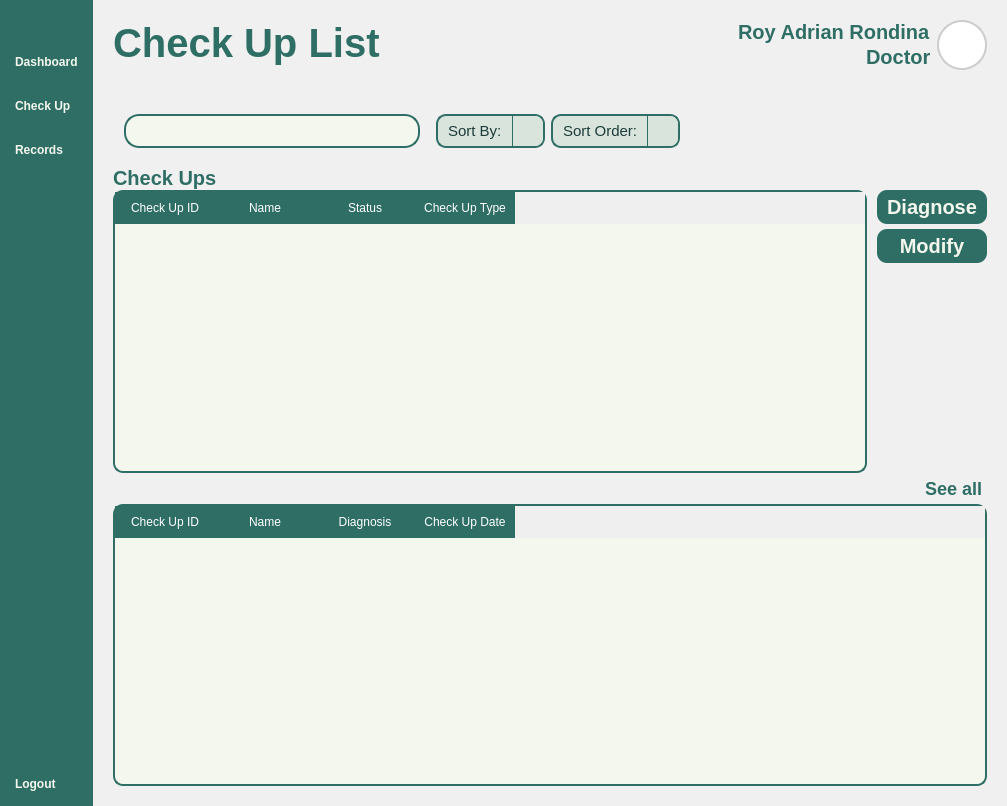
First picture: the form in Views/Doctor_Records.ui, repository VinsmokeSanji69/COVACHA_CLINIC_SYSTEM, before the edit.
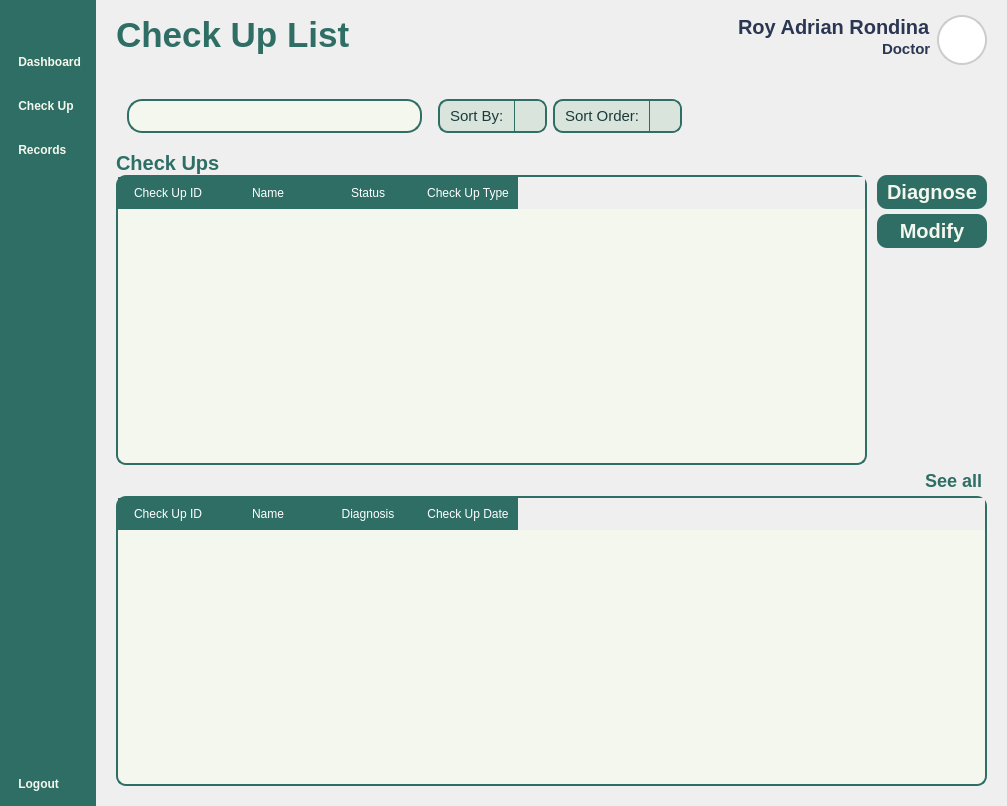
Second picture: the form after the edit. Icons and pictures are not drawn.

The edit to the form file:
```diff
--- a/Views/Doctor_Records.ui
+++ b/Views/Doctor_Records.ui
@@ -127,7 +127,7 @@
         <item>
          <widget class="QPushButton" name="DashboardButton">
           <property name="text">
-           <string>Dashboard</string>
+           <string> Dashboard</string>
           </property>
           <property name="icon">
            <iconset resource="../Images/resources.qrc">
@@ -150,7 +150,7 @@
 </string>
           </property>
           <property name="text">
-           <string>Check Up</string>
+           <string> Check Up</string>
           </property>
           <property name="icon">
            <iconset resource="../Images/resources.qrc">
@@ -170,7 +170,7 @@
            <string notr="true"/>
           </property>
           <property name="text">
-           <string>Records</string>
+           <string> Records</string>
           </property>
           <property name="icon">
            <iconset resource="../Images/resources.qrc">
@@ -210,7 +210,7 @@
         <item>
          <widget class="QPushButton" name="pushButton_4">
           <property name="text">
-           <string>Logout</string>
+           <string> Logout</string>
           </property>
           <property name="icon">
            <iconset resource="../Images/resources.qrc">
@@ -238,15 +238,12 @@
       </sizepolicy>
      </property>
      <property name="styleSheet">
-      <string notr="true">#MainBodyContainer {
-	background-color: #f0f0f0;
-}
-
-#Header {
-	padding: 20px 20px;
+      <string notr="true">#Header {
+	padding: 10px 20px;
+padding-top: 15px;
 }
 QLabel {
-    padding: 0px;
+    padding: 0px; 
 }
 #UserType {
 	font: 300 10pt &quot;Lexend Light&quot;;
@@ -255,19 +252,17 @@
 }
 #UserName {
 	font: 600 10pt &quot;Lexend SemiBold&quot;;
-	font-size: 25px;
+	font-size: 20px;
 	color: #2B3752;
 }
 #InterfaceTitle{
-	font-size: 40px;
+	font-size: 35px;
 }
 QGraphicsView {
-    border: 2px solid #ccc;
+    border: 2px solid #ccc; 
     border-radius: 25px;
-    background: white;
+    background: white; 
 }
-
-
 </string>
      </property>
      <property name="frameShape">
@@ -334,7 +329,7 @@
               <number>0</number>
              </property>
              <item alignment="Qt::AlignRight">
-              <widget class="QLabel" name="User">
+              <widget class="QLabel" name="UserName">
                <property name="text">
                 <string>Roy Adrian Rondina</string>
                </property>
@@ -344,7 +339,7 @@
               </widget>
              </item>
              <item alignment="Qt::AlignRight">
-              <widget class="QLabel" name="ID">
+              <widget class="QLabel" name="UserType">
                <property name="text">
                 <string>Doctor</string>
                </property>
@@ -549,11 +544,14 @@
                <property name="bottomMargin">
                 <number>5</number>
                </property>
-               <item>
-                <widget class="QLineEdit" name="Search"/>
-               </item>
-               <item>
+               <item alignment="Qt::AlignLeft">
                 <widget class="QPushButton" name="SearchButton">
+                 <property name="sizePolicy">
+                  <sizepolicy hsizetype="Maximum" vsizetype="Maximum">
+                   <horstretch>0</horstretch>
+                   <verstretch>0</verstretch>
+                  </sizepolicy>
+                 </property>
                  <property name="text">
                   <string/>
                  </property>
@@ -563,12 +561,15 @@
                  </property>
                  <property name="iconSize">
                   <size>
-                   <width>40</width>
-                   <height>40</height>
+                   <width>35</width>
+                   <height>35</height>
                   </size>
                  </property>
                 </widget>
                </item>
+               <item>
+                <widget class="QLineEdit" name="Search"/>
+               </item>
               </layout>
              </widget>
             </item>
```
